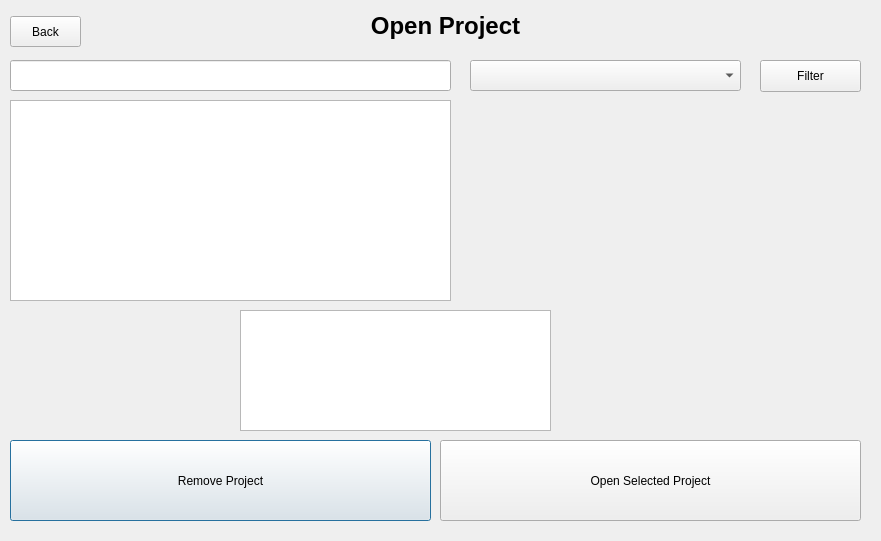
Old version of the form TrekStar/openproject.ui in the repository SteffWalker/Project-System.
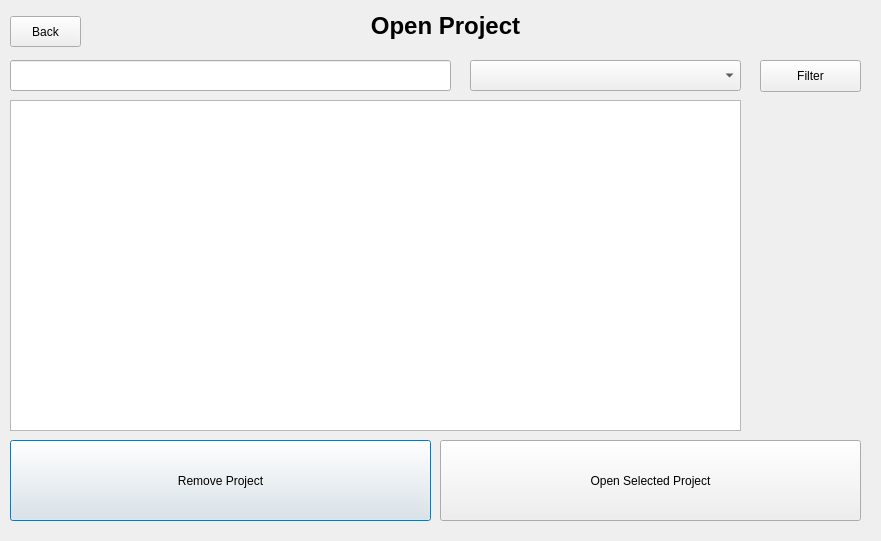
New version of the form.

What changed in the file:
```diff
--- a/TrekStar/openproject.ui
+++ b/TrekStar/openproject.ui
@@ -42,10 +42,10 @@
   <widget class="QListWidget" name="lstProjects">
    <property name="geometry">
     <rect>
-     <x>240</x>
-     <y>310</y>
-     <width>311</width>
-     <height>121</height>
+     <x>10</x>
+     <y>100</y>
+     <width>731</width>
+     <height>331</height>
     </rect>
    </property>
   </widget>
@@ -118,16 +118,6 @@
     <string>Back</string>
    </property>
   </widget>
-  <widget class="QTableWidget" name="tblProjects">
-   <property name="geometry">
-    <rect>
-     <x>10</x>
-     <y>100</y>
-     <width>441</width>
-     <height>201</height>
-    </rect>
-   </property>
-  </widget>
  </widget>
  <resources/>
  <connections/>
```
